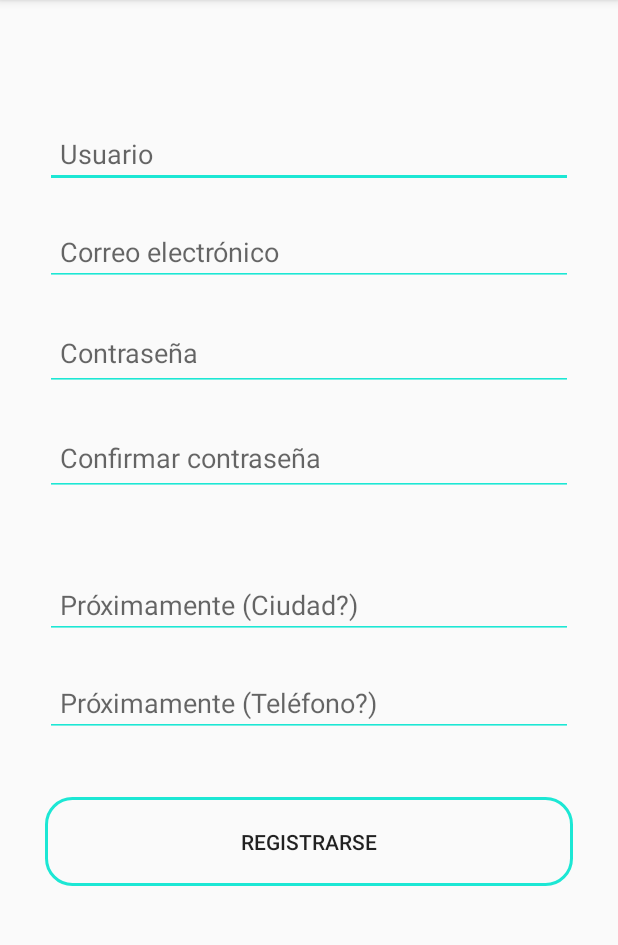
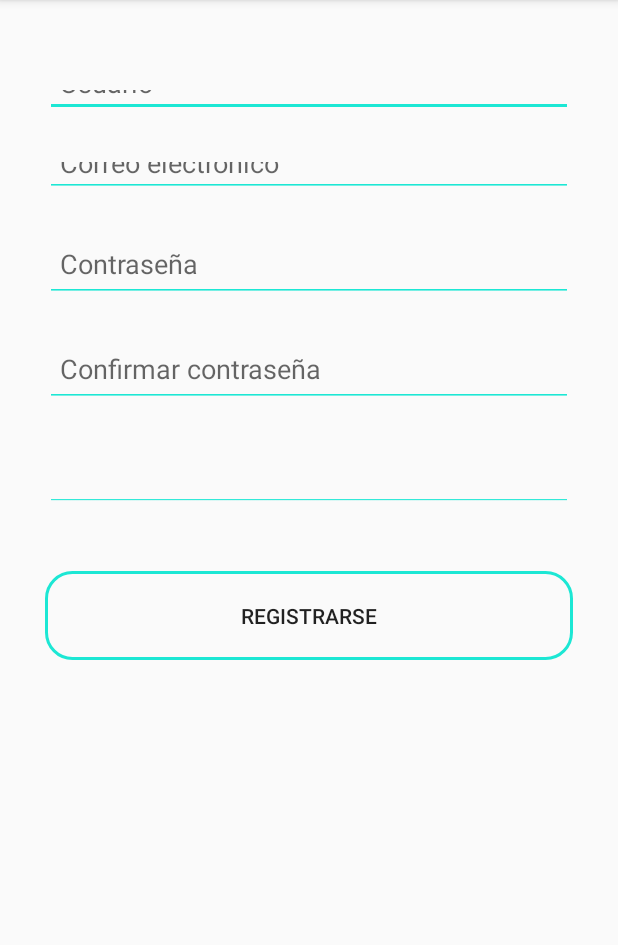
Before and after one commit to BiciSegura/BiciSegura, an Android app: the registrousuario screen opened directly, with no data from a screen before it, on a phone screen of 412 x 824 dp, the part 84-1029 px from its top. Run offline under Robolectric (Android 15) with nearby library versions, the phone set to English and light mode, and no system bars.

```diff
--- a/app/src/main/res/layout/registro.xml
+++ b/app/src/main/res/layout/registro.xml
@@ -10,15 +10,13 @@
     <LinearLayout
         android:layout_width="match_parent"
         android:layout_height="match_parent"
-        android:layout_marginTop="30dp"
-        android:layout_marginBottom="10dp"
         android:orientation="vertical">
 
 
         <EditText
             android:id="@+id/usuario"
             android:layout_width="match_parent"
-            android:layout_height="wrap_content"
+            android:layout_height="28dp"
             android:layout_marginLeft="30dp"
             android:layout_marginTop="50dp"
             android:layout_marginRight="30dp"
@@ -31,7 +29,7 @@
         <EditText
             android:id="@+id/correo"
             android:layout_width="match_parent"
-            android:layout_height="wrap_content"
+            android:layout_height="33dp"
             android:layout_marginLeft="30dp"
             android:layout_marginTop="20dp"
             android:layout_marginRight="30dp"
@@ -70,25 +68,12 @@
         <EditText
             android:id="@+id/ciudad"
             android:layout_width="match_parent"
-            android:layout_height="wrap_content"
+            android:layout_height="19dp"
             android:layout_marginLeft="30dp"
             android:layout_marginTop="50dp"
             android:layout_marginRight="30dp"
             android:backgroundTint="@color/colorPrimary"
             android:hint="Próximamente (Ciudad?)"
-            android:inputType="text"
-            android:paddingLeft="10dp"
-            android:textColor="@color/colorPrimaryText" />
-
-        <EditText
-            android:id="@+id/tel"
-            android:layout_width="match_parent"
-            android:layout_height="wrap_content"
-            android:layout_marginLeft="30dp"
-            android:layout_marginTop="20dp"
-            android:layout_marginRight="30dp"
-            android:backgroundTint="@color/colorPrimary"
-            android:hint="Próximamente (Teléfono?)"
             android:inputType="text"
             android:paddingLeft="10dp"
             android:textColor="@color/colorPrimaryText" />
```
Also changed, not shown: app/src/main/java/com/pack/bicisegura/Mejores_Rutas.java (+22 -24 lines), app/src/main/res/layout/activity_main.xml (+8 -9 lines), 2 other files.
